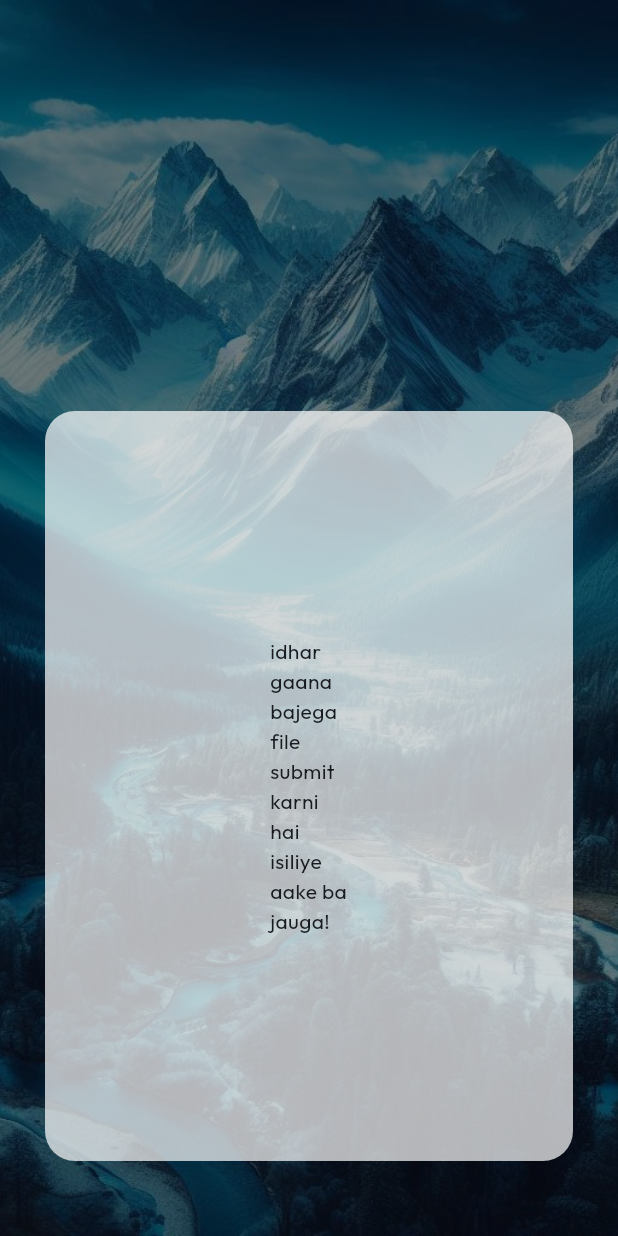
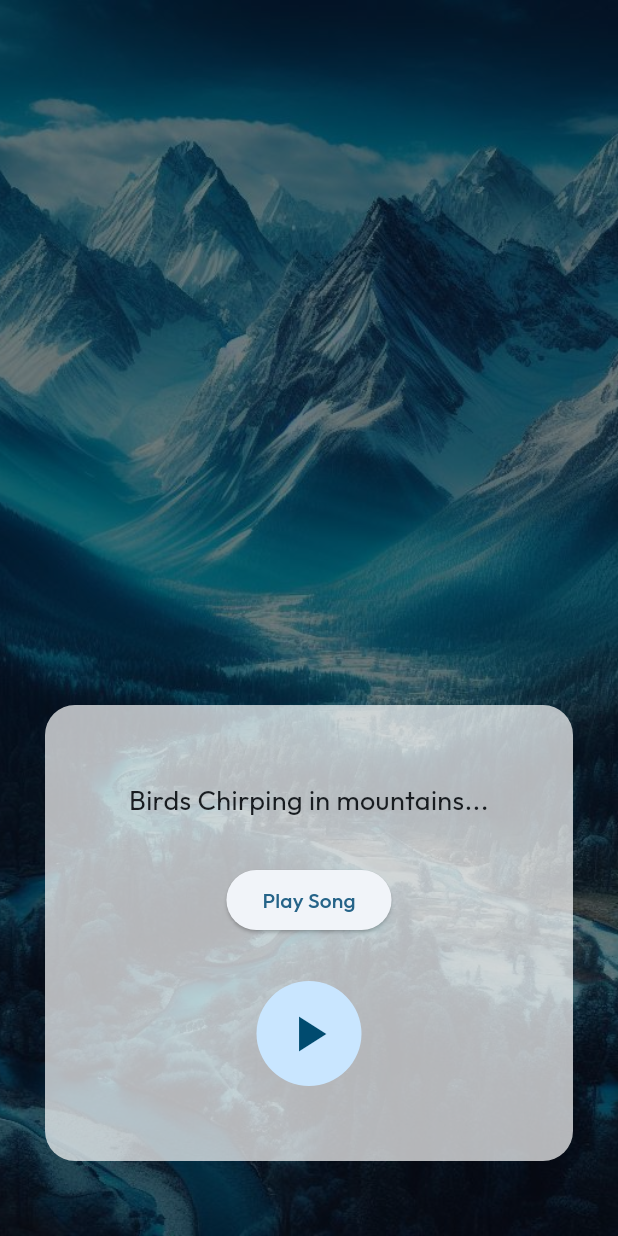
Before and after one commit to Yash-Khattar/Yogzen_app, a Flutter app: the MeditationScreen screen opened directly, on a phone screen of 412 x 824 dp. Run offline on Flutter 3.47's test engine with Material 3 defaults, Android fonts, the phone set to English and light mode, and no system bars; our stand-ins replace audioplayers, google_fonts, shared_preferences; accounts and stored records are empty.

Commit message:
audio player

```diff
--- a/lib/components/nav_bar.dart
+++ b/lib/components/nav_bar.dart
@@ -55,7 +55,7 @@ class _NavBarState extends State<NavBar> {
               IconButton(
                 onPressed: () => widget.change(1),
                 icon: Icon(
-                  Icons.vertical_align_bottom_rounded,
+                  Icons.health_and_safety,
                   size: 30,
                   color: widget.idx == 1
                       ? kdarkBlue
--- a/lib/screens/meditation/meditation_screen.dart
+++ b/lib/screens/meditation/meditation_screen.dart
@@ -1,3 +1,4 @@
+import 'package:audioplayers/audioplayers.dart';
 import 'package:flutter/material.dart';
 
 class MeditationScreen extends StatefulWidget {
@@ -8,6 +9,19 @@ class MeditationScreen extends StatefulWidget {
 }
 
 class _MeditationScreenState extends State<MeditationScreen> {
+  final player = AudioPlayer();
+  bool isPlaying = false;
+
+  @override
+  void initState() {
+    super.initState();
+
+    player.onPlayerStateChanged.listen((state) {
+      setState(() {
+        isPlaying = state == PlayerState.playing;
+      });
+    });
+  }
 
   @override
   Widget build(BuildContext context) {
@@ -28,23 +42,50 @@ class _MeditationScreenState extends State<MeditationScreen> {
           Positioned(
             left: 30,
             right: 30,
-            //top: 50,
             bottom: 50,
-            child: Center(
-              child: Container(
-                padding: EdgeInsets.all(150),
+            child: Container(
+                padding: EdgeInsets.all(50),
                 decoration: BoxDecoration(
                   color: Colors.white.withOpacity(0.7),
                   borderRadius: BorderRadius.circular(20)
                 ),
-                child: Center(
-                  child: Text('idhar gaana bajega file submit karni hai isiliye aake bajauga!'),
-                ),
-              ),
+                child: Column(
+                  children: [
+                    Text('Birds Chirping in mountains...',
+                    textAlign: TextAlign.center,
+                    style: TextStyle(
+                      fontSize: 18,
+                    ),),
+                    SizedBox(height: 30,),
+                    ElevatedButton(
+                      onPressed: () async {
+                        await player.play(AssetSource('audio/bird_chirping.mp3'));
+                      },
+                      child: Text('Play Song'),
+                      ),
+                      SizedBox(height: 30,),
+                    CircleAvatar(
+                      radius: 35,
+                      child: IconButton(
+                        onPressed: () async {
+                          if(isPlaying) {
+                            await player.pause();
+                          } else {
+                            await player.play(AssetSource('audio/bird_chirping.mp3'));
+                          }
+                        },
+                        icon: Icon(
+                          isPlaying ? Icons.pause : Icons.play_arrow,
+                          ),
+                          iconSize: 40,
+                        ),
+                    )
+                  ],
+                )
             ),
           )
-        ],
-      ),
+        ]
+      )
     );
   }
 }
--- a/pubspec.yaml
+++ b/pubspec.yaml
@@ -40,6 +40,9 @@ dependencies:
   provider: ^6.1.1
   http: ^1.1.0
   shared_preferences: ^2.2.2
+  audioplayers: ^5.2.1
+  collection: ^1.17.2
+  file_picker: ^6.1.1
 
 dev_dependencies:
   flutter_test:
@@ -67,6 +70,7 @@ flutter:
   assets:
     - assets/
     - assets/meditation/
+    - assets/audio/
 
 
   # An image asset can refer to one or more resolution-specific "variants", see
```
Also changed, not shown: pubspec.lock, 13 other files.
